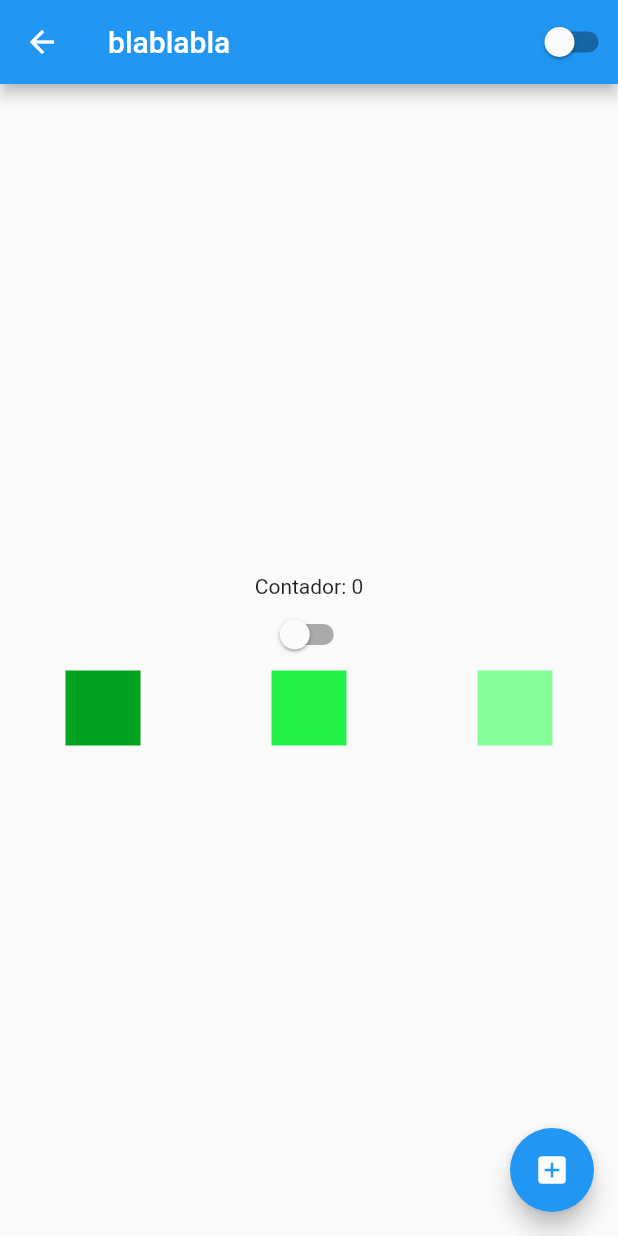
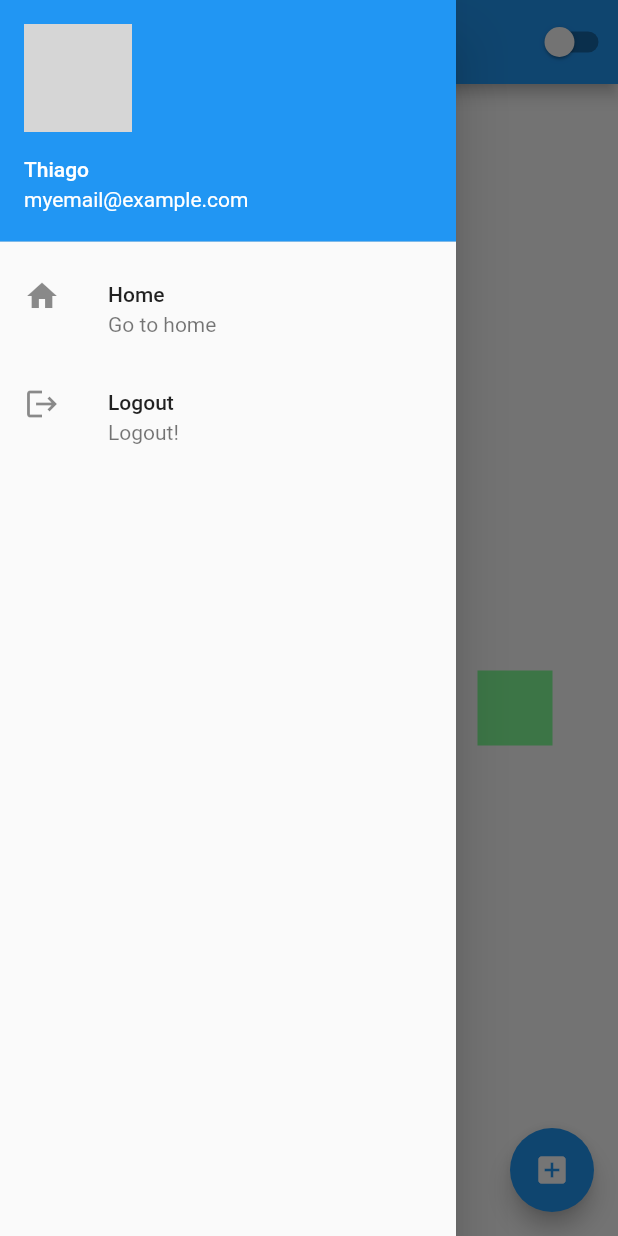
Before and after one commit to tpaulinoa/helloflutter, a Flutter app: the HomePage screen opened by its route, with the side drawer open (before the commit the screen has no drawer), on a phone screen of 412 x 824 dp. Run offline on Flutter 3.47's test engine with Material 2 defaults, Android fonts, the phone set to English and light mode, and no system bars; network calls fail; grey boxes are pictures that could not be loaded.

Commit message:
Using drawers - UserAccountsDrawerHeader

```diff
--- a/lib/home_page.dart
+++ b/lib/home_page.dart
@@ -15,6 +15,36 @@ class HomePageState extends State<HomePage> {
   @override
   Widget build(BuildContext context) {
     return Scaffold(
+      drawer: Drawer(
+        child: Column(
+          children: [
+            UserAccountsDrawerHeader(
+              currentAccountPicture: ClipRRect(
+                borderRadius: BorderRadius.circular(60),
+                  child: Image.network('https://avatars.githubusercontent.com/u/870603?v=4')
+              ),
+              accountName: Text('Thiago'),
+              accountEmail: Text('myemail@example.com')
+            ),
+          ListTile(
+              leading: Icon(Icons.home),
+              title: Text('Home'),
+              subtitle: Text('Go to home'),
+              onTap: () {
+                print('going to home...');
+              },
+            ),
+            ListTile(
+              leading: Icon(Icons.logout),
+              title: Text('Logout'),
+              subtitle: Text('Logout!'),
+              onTap: () {
+                Navigator.of(context).pushReplacementNamed('/');
+              },
+            )
+          ],
+        )
+      ),
       appBar: AppBar(
         title: Text('blablabla'),
         actions: [CustomSwitch()],
```
Also changed, not shown: lib/login_page.dart (+24 -23 lines).
